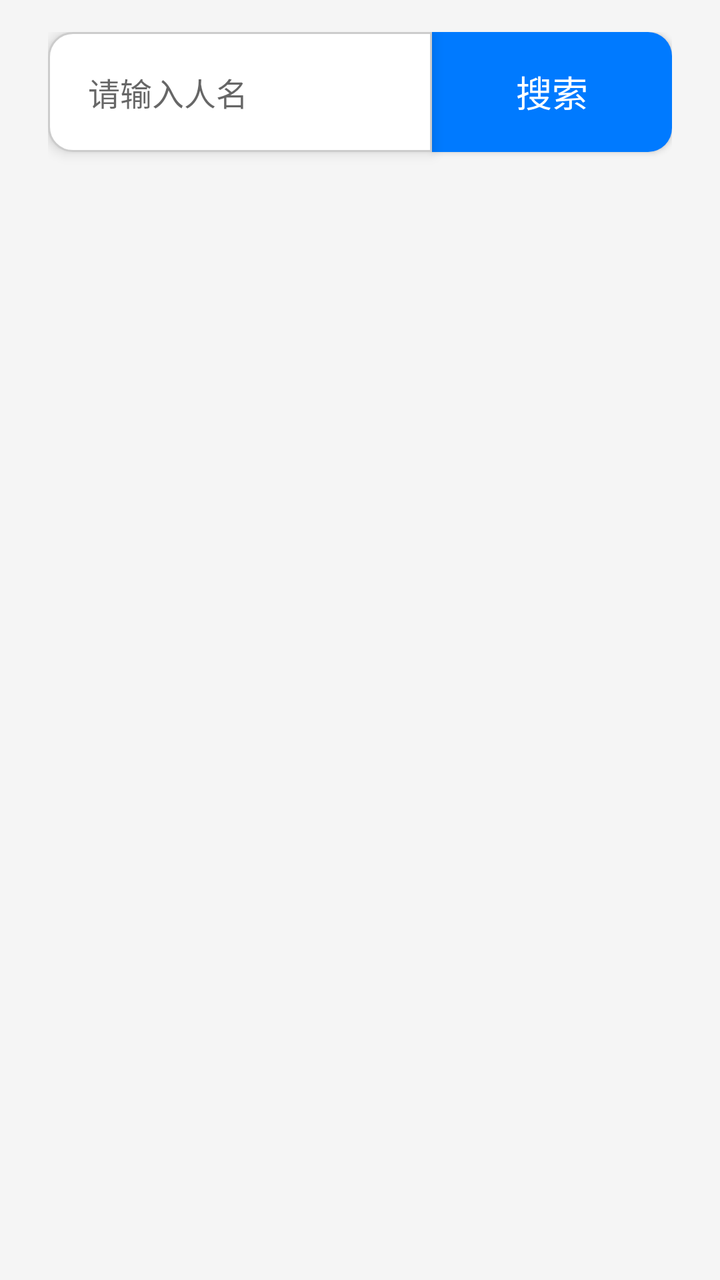
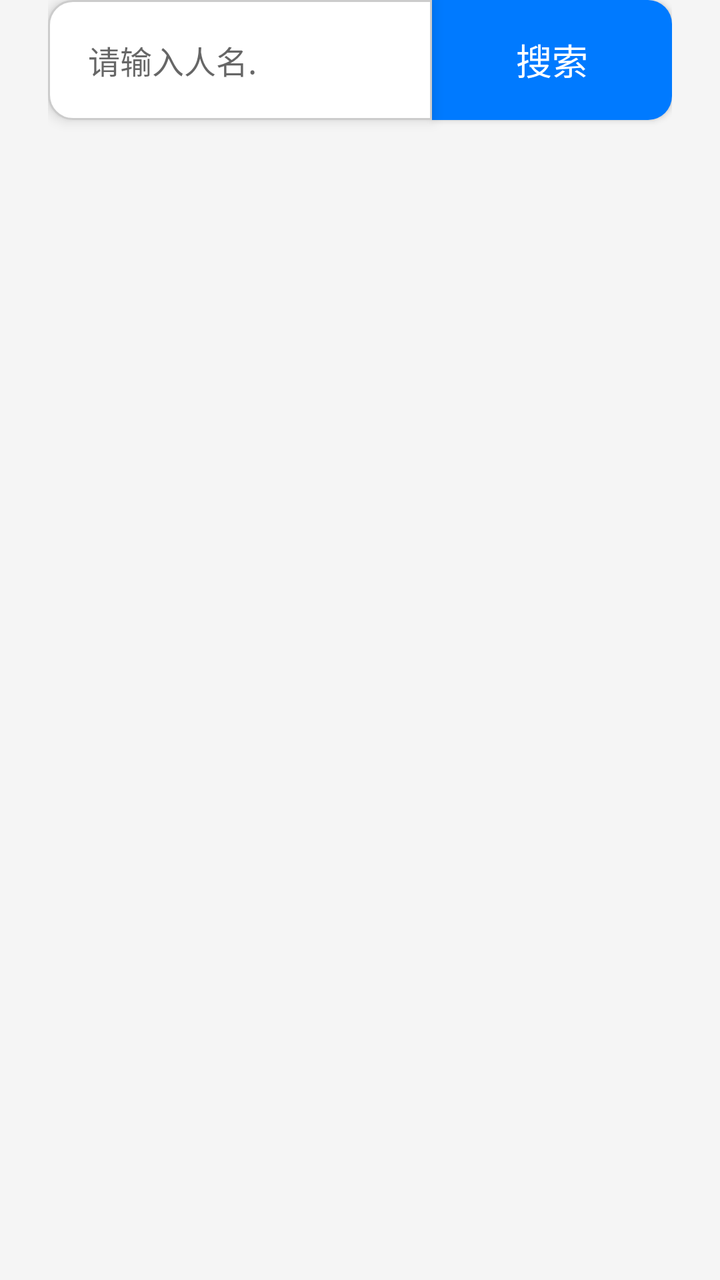

Two renders of the same Android screen: before a commit and after it. Below are the layout's source before the change and the commit's diff.
<!-- AndroidManifest.xml: application theme Theme.MyApplication -->
<!-- res/layout/fragment_home.xml -->
<?xml version="1.0" encoding="utf-8"?>
<androidx.constraintlayout.widget.ConstraintLayout xmlns:android="http://schemas.android.com/apk/res/android"
    xmlns:app="http://schemas.android.com/apk/res-auto"
    xmlns:tools="http://schemas.android.com/tools"
    android:layout_width="match_parent"
    android:layout_height="match_parent"
    android:paddingTop="16dp"
    android:paddingStart="24dp"
    android:paddingEnd="24dp"
    android:paddingBottom="24dp"
    android:background="#F5F5F5"
    tools:context=".ui.home.HomeFragment">

    
    <EditText
        android:id="@+id/editTextText"
        android:layout_width="0dp"
        android:layout_height="60dp"
        android:background="@drawable/edit_text_background_left"
        android:hint="请输入人名"
        android:inputType="text"
        android:paddingHorizontal="20dp"
        android:textSize="16sp"
        android:elevation="4dp"
        app:layout_constraintStart_toStartOf="parent"
        app:layout_constraintTop_toTopOf="parent"
        app:layout_constraintEnd_toStartOf="@+id/button2"
        app:layout_constraintHorizontal_bias="0.5"
        app:layout_constraintVertical_bias="0.4" />

    
    <Button
        android:id="@+id/button2"
        android:layout_width="120dp"
        android:layout_height="60dp"
        android:onClick="clickbutten1"
        android:text="搜索"
        android:textSize="18sp"
        android:textColor="#FFFFFF"
        android:background="@drawable/button_background_right"
        android:elevation="6dp"
        app:layout_constraintStart_toEndOf="@+id/editTextText"
        app:layout_constraintTop_toTopOf="@+id/editTextText"
        app:layout_constraintEnd_toEndOf="parent" />

</androidx.constraintlayout.widget.ConstraintLayout>
<!-- resources referenced by this layout -->
<resources>
  <!-- drawable button_background_right (drawable) -->
  <?xml version="1.0" encoding="utf-8"?>
  <shape xmlns:android="http://schemas.android.com/apk/res/android"
      android:shape="rectangle">
      <solid android:color="#007AFF" />
      <corners
          android:topLeftRadius="0dp"
          android:bottomLeftRadius="0dp"
          android:topRightRadius="12dp"
          android:bottomRightRadius="12dp" />
  </shape>
  <!-- drawable edit_text_background_left (drawable) -->
  <?xml version="1.0" encoding="utf-8"?>
  <shape xmlns:android="http://schemas.android.com/apk/res/android"
      android:shape="rectangle">
      <solid android:color="#FFFFFF" />
      <corners
          android:topLeftRadius="12dp"
          android:bottomLeftRadius="12dp"
          android:topRightRadius="0dp"
          android:bottomRightRadius="0dp" />
      <stroke
          android:width="1dp"
          android:color="#CCCCCC" />
  </shape>
  <style name="Theme.MyApplication" parent="Theme.MaterialComponents.DayNight.DarkActionBar">
          
          <item name="colorPrimary">@color/purple_500</item>
          <item name="colorPrimaryVariant">@color/purple_700</item>
          <item name="colorOnPrimary">@color/white</item>
          
          <item name="colorSecondary">@color/teal_200</item>
          <item name="colorSecondaryVariant">@color/teal_700</item>
          <item name="colorOnSecondary">@color/black</item>
          
          <item name="android:statusBarColor">?attr/colorPrimaryVariant</item>
          
      </style>
  <color name="purple_500">#FF6200EE</color>
  <color name="purple_700">#FF3700B3</color>
  <color name="white">#FFFFFFFF</color>
  <color name="teal_200">#FF03DAC5</color>
  <color name="teal_700">#FF018786</color>
  <color name="black">#FF000000</color>
</resources>

<!-- the commit's change to res/layout/fragment_home.xml (unified diff, before → after) -->
@@ -4,7 +4,6 @@
     xmlns:tools="http://schemas.android.com/tools"
     android:layout_width="match_parent"
     android:layout_height="match_parent"
-    android:paddingTop="16dp"
     android:paddingStart="24dp"
     android:paddingEnd="24dp"
     android:paddingBottom="24dp"
@@ -17,7 +16,7 @@
         android:layout_width="0dp"
         android:layout_height="60dp"
         android:background="@drawable/edit_text_background_left"
-        android:hint="请输入人名"
+        android:hint="请输入人名."
         android:inputType="text"
         android:paddingHorizontal="20dp"
         android:textSize="16sp"
